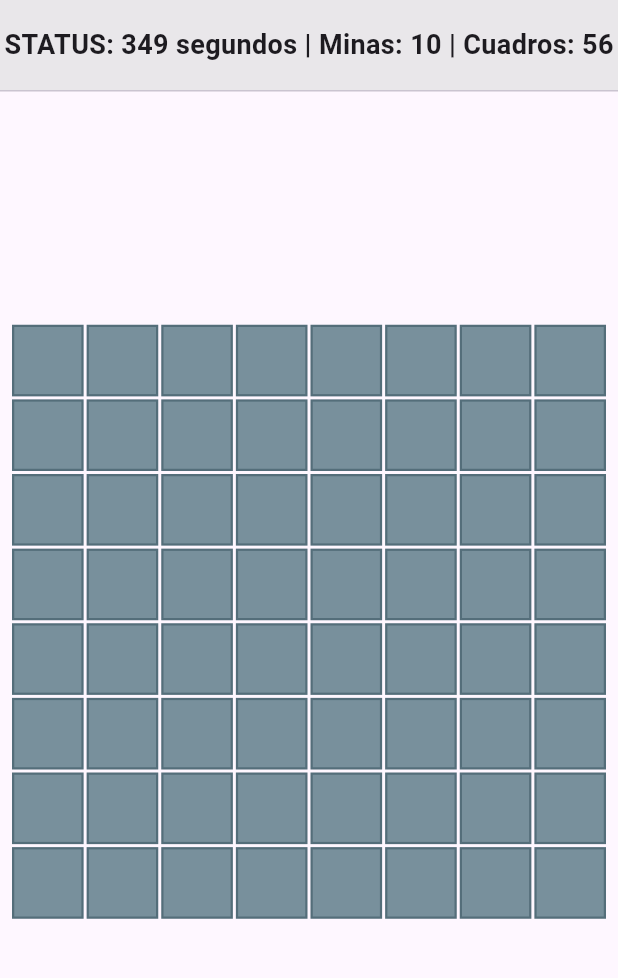
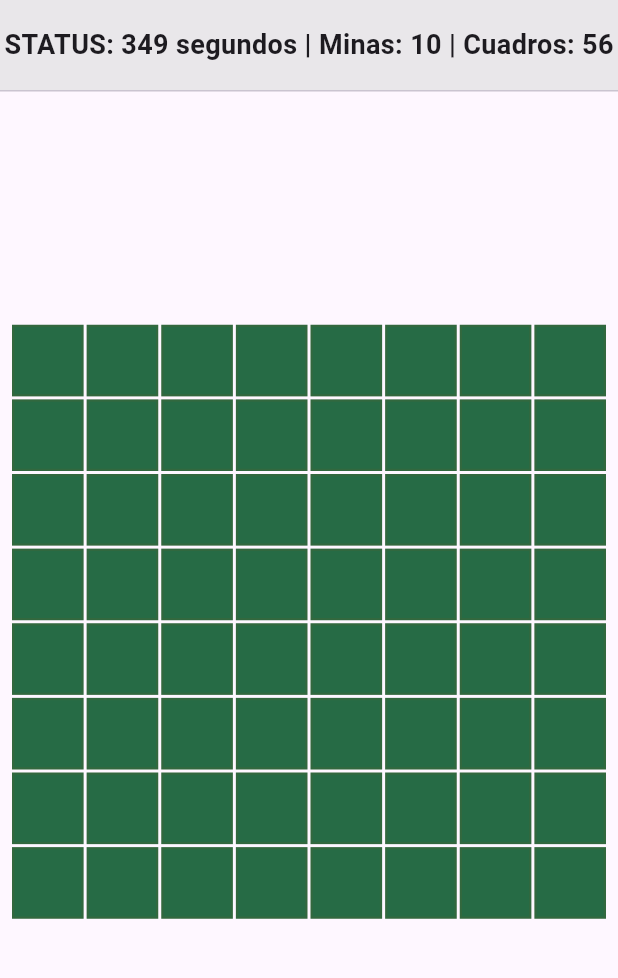
Before and after one commit to MariaJoseParedes/3479A321_2023479052, a Flutter app: the screen it shows after launch, on a phone screen of 412 x 824 dp, the part 84-1062 px from its top. Run offline on Flutter 3.47's test engine with Material 3 defaults, Android fonts, the phone set to English and light mode, and no system bars.

Commit message:
reemplazo de container del itemBuilder por un nuevo widget MineCell

```diff
--- a/lib/main.dart
+++ b/lib/main.dart
@@ -64,12 +64,7 @@ class MinesweeperScreen extends StatelessWidget {
             ),
             itemCount: 64, // 8x8 = 64 celdas
             itemBuilder: (context, index) {
-              return Container(
-                decoration: BoxDecoration(
-                  color: Colors.blueGrey[400],
-                  border: Border.all(color: Colors.blueGrey[600]!, width: 1.5),
-                ),
-              ); // Cada celda es un widget
+              return MineCell(index: index); // Cada celda es un widget
             },
           ),
         ),
@@ -77,3 +72,21 @@ class MinesweeperScreen extends StatelessWidget {
     );
   }
 }
+
+class MineCell extends StatelessWidget {
+  final int index;
+  const MineCell({Key? key, required this.index}) : super(key: key);
+
+  @override
+  Widget build(BuildContext context) {
+    return Container(
+      decoration: BoxDecoration(
+        color: const Color.fromARGB(255, 38, 107, 69),
+        border: Border.all(
+          color: const Color.fromARGB(255, 50, 104, 62),
+          width: 1.5,
+        ),
+      ),
+    );
+  }
+}
```
